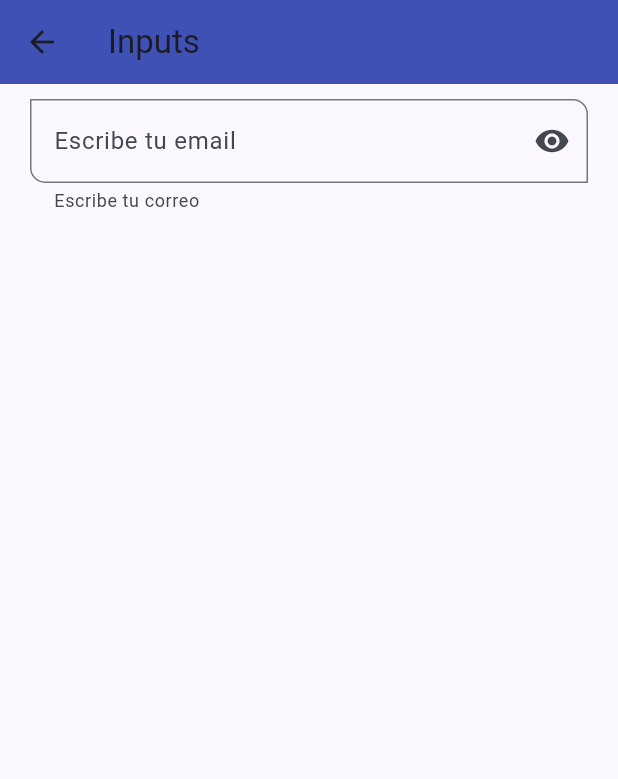
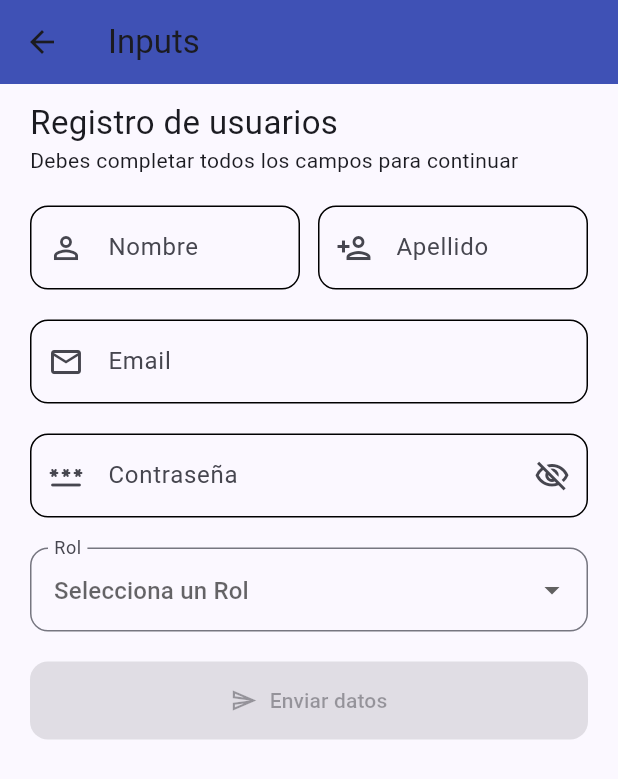
Before and after one commit to GrimmGW/componentes2026_abr, a Flutter app: the InputsScreen screen opened by its route, on a phone screen of 412 x 824 dp. Shown: the top 779 px of the screen. Run offline on Flutter 3.47's test engine with Material 3 defaults, Android fonts, the phone set to English and light mode, and no system bars; our stand-ins replace font_awesome_flutter, google_nav_bar; network calls fail.

Commit message:
finalizando inputs y agregando pantalla de scroll infinito

```diff
--- a/lib/routes/app_routes.dart
+++ b/lib/routes/app_routes.dart
@@ -18,6 +18,7 @@ class AppRoutes {
     '/slider' : (BuildContext context) => const SliderScreen(),
     '/dep' : (BuildContext context) => const DependenciesScreen(),
     '/inputs' : (BuildContext context) => const InputsScreen(),
+    '/infinite' : (BuildContext context) => const InfiniteScrollScreen(),
 
   };
 
@@ -29,6 +30,7 @@ class AppRoutes {
     MenuOptions(route: '/container', name: 'Pantalla de Container', icon: FontAwesomeIcons.box, screen: const ContainerScreen()),
     MenuOptions(route: '/dep', name: 'Pantalla de Dependencias', icon: FontAwesomeIcons.boxOpen, screen: const DependenciesScreen()),
     MenuOptions(route: '/inputs', name: 'Pantalla de Inputs/Entradas', icon: FontAwesomeIcons.solidKeyboard, screen: const DependenciesScreen()),
+    MenuOptions(route: '/infinite', name: 'Pantalla de Scroll infinito', icon: FontAwesomeIcons.scroll, screen: const InfiniteScrollScreen()),
   ];
 
 }
--- a/lib/screens/inputs_screen.dart
+++ b/lib/screens/inputs_screen.dart
@@ -1,6 +1,5 @@
-import 'package:componentes2026_abr/themes/app_themes.dart';
 import 'package:flutter/material.dart';
-import 'package:font_awesome_flutter/font_awesome_flutter.dart';
+import '../widgets/widgets.dart';
 
 class InputsScreen extends StatefulWidget {
 
@@ -11,45 +10,161 @@ class InputsScreen extends StatefulWidget {
 }
 
 class _InputsScreenState extends State<InputsScreen> {
+
+  final _formKey = GlobalKey<FormState>();
+
+  final _firstNameController = TextEditingController();
+  final _lastNameController = TextEditingController();
+  final _emailController = TextEditingController();
+  final _passwordController = TextEditingController();
+
+  final Map<String, String> _formValues = {
+
+    'first-name' : '',
+    'last-name' : '',
+    'email' : '',
+    'password' : '',
+    'role' : ''
+
+  };
+
+  void _syncFormValues() {
+    _formValues['first-name'] = _firstNameController.text.trim();
+    _formValues['last-name'] = _lastNameController.text.trim();
+    _formValues['email'] = _emailController.text.trim();
+    _formValues['password'] = _passwordController.text.trim();
+    _formValues['role'] = _rol ?? '';
+  }
+
+  String? _rol;
+
+  bool get _isFormComplete {
+    return _firstNameController.text.trim().isNotEmpty &&
+     _lastNameController.text.trim().isNotEmpty &&
+      _emailController.text.trim().isNotEmpty &&
+       _passwordController.text.trim().isNotEmpty &&
+     _rol != null;
+
+  }
+
+  void _submitForm(){
+    FocusScope.of(context).unfocus();
+    setState(() {
+      if(!(_formKey.currentState?.validate() ?? false)){
+        return;
+      }
+      _syncFormValues();
+      print(_formValues);
+
+      ScaffoldMessenger.of(context).showSnackBar(
+        SnackBar(
+          // dismissDirection: DismissDirection.horizontal,
+          shape: RoundedRectangleBorder(borderRadius: BorderRadiusGeometry.circular(12)),
+          behavior: SnackBarBehavior.floating,
+          content: Row(
+            children: [
+              Icon(Icons.check_circle_outline_outlined, color: Colors.white,),
+              SizedBox(width: 10,),
+              Expanded(child: Text('Datos enviados exitosamente.'))
+            ],
+          )
+        )
+      );
+
+    });
+  }
+
   @override
   Widget build(BuildContext context) {
     return Scaffold(
       appBar: AppBar(
-        title: Text('Inputs'),
+        title: const Text('Inputs'),
       ),
       body: SingleChildScrollView(
         child: Padding(
           padding: const EdgeInsets.symmetric(horizontal: 20, vertical: 10),
           child: Form(
+            key: _formKey,
             child: Column(
+              crossAxisAlignment: CrossAxisAlignment.stretch,
               children: [
-                TextFormField(
-                  // autofocus: true,
-                  keyboardType: TextInputType.text,
+                const Text('Registro de usuarios', style: TextStyle(fontSize: 22)),
+                const Text('Debes completar todos los campos para continuar'),
+                const SizedBox(height: 10,),
+                Row(
+                  children: [
+                    Expanded(
+                      child: CustomInput(
+                        textController: _firstNameController, icon:
+                        Icons.person_outline,
+                        hintTextValue: 'Ej. Maria',
+                        labelTextValue: 'Nombre',
+                        obscureText: false,
+                        textInputTypeValue: TextInputType.text,
+                      ),
+                    ),
+                    const SizedBox(width: 12),
+                    Expanded(
+                      child: CustomInput(
+                        textController: _lastNameController,
+                        icon: Icons.person_add_outlined,
+                        hintTextValue: 'Ej. Lopez',
+                        labelTextValue: 'Apellido',
+                        obscureText: false,
+                        textInputTypeValue: TextInputType.text,
+                      ),
+                    )
+                  ],
+                ),
+                CustomInput(
+                  icon: Icons.email_outlined,
+                  hintTextValue: 'johndoe@email.com',
+                  labelTextValue: 'Email',
+                  textController: _emailController,
+                  obscureText: false,
+                  textInputTypeValue: TextInputType.emailAddress,
+                ),
+                CustomInput(
+                  icon: Icons.password_rounded,
+                  hintTextValue: 'abc123',
+                  labelTextValue: 'Contraseña',
+                  textController: _passwordController,
+                  obscureText: true,
+                  textInputTypeValue: TextInputType.text,
+                ),
+                SizedBox(height: 10,),
+                DropdownButtonFormField(
+                  initialValue: _rol,
+                  autovalidateMode: AutovalidateMode.disabled,
+                  decoration: InputDecoration(
+                    border: OutlineInputBorder(
+                      borderRadius: BorderRadius.circular(12)
+                    ),
+                    labelText: 'Rol',
+                    hintText: 'Selecciona un Rol'
+                  ),
                   onChanged: (value){
-                    print(value);
+                    setState(() {
+                      _rol = value;
+
+                    });
                   },
-                  // obscureText: true,
-                  decoration: InputDecoration(
-                    focusedBorder: OutlineInputBorder(
-                      borderSide: BorderSide(width: 3, color: AppThemes.primary)
-                    ),
-                    border: OutlineInputBorder(
-                      borderRadius: BorderRadius.only(
-                        bottomLeft: Radius.circular(10),
-                        topRight: Radius.circular(10)
-                      ),
-                      borderSide: BorderSide()
-                    ),
-                    helperText: 'Escribe tu correo',
-                    suffixIcon: IconButton(
-                      onPressed: (){},
-                      icon: Icon(Icons.remove_red_eye),
-                    ),
-                    hintText: 'Email',
-                    labelText: 'Escribe tu email'
+                  items: [
+                    DropdownMenuItem(value: 'admin', child: Text('Admin')),
+                    DropdownMenuItem(value: 'superusuario', child: Text('Super Usuario')),
+                    DropdownMenuItem(value: 'dev', child: Text('Desarrollador')),
+                  ],
+                ),
+                const SizedBox(height: 20),
+                FilledButton.icon(
+                  onPressed: _isFormComplete ? _submitForm : null,
+                  label: const Text('Enviar datos'),
+                  icon: const Icon(Icons.send_outlined),
+                  style: FilledButton.styleFrom(
+                    padding: const EdgeInsets.symmetric(vertical: 16, horizontal: 20),
+                    shape: RoundedRectangleBorder(borderRadius: BorderRadiusGeometry.circular(12))
                   ),
-                ),
+                )
               ],
             )
           ),
--- a/lib/screens/screens.dart
+++ b/lib/screens/screens.dart
@@ -1,9 +1,10 @@
-export 'package:componentes2026_abr/screens/inputs_screen.dart';
-export 'package:componentes2026_abr/screens/dependencies_screen.dart';
 export 'package:componentes2026_abr/screens/alert_screen.dart';
 export 'package:componentes2026_abr/screens/avatar_screen.dart';
 export 'package:componentes2026_abr/screens/card_screen.dart';
 export 'package:componentes2026_abr/screens/container_screen.dart';
+export 'package:componentes2026_abr/screens/dependencies_screen.dart';
 export 'package:componentes2026_abr/screens/home_screen.dart';
+export 'package:componentes2026_abr/screens/infinite_scroll_screen.dart';
+export 'package:componentes2026_abr/screens/inputs_screen.dart';
 export 'package:componentes2026_abr/screens/listview_screen.dart';
 export 'package:componentes2026_abr/screens/slider_screen.dart';
--- /dev/null
+++ b/lib/widgets/custom_input_widget.dart
@@ -0,0 +1,69 @@
+import 'package:flutter/material.dart';
+
+class CustomInput extends StatefulWidget {
+
+  final IconData icon;
+  final String hintTextValue;
+  final String labelTextValue;
+  final TextEditingController textController;
+  final bool obscureText;
+  final TextInputType textInputTypeValue;
+
+  const CustomInput({
+    super.key,
+    required this.icon,
+    required this.hintTextValue,
+    required this.labelTextValue,
+    required this.textController,
+    required this.obscureText,
+    required this.textInputTypeValue,
+  });
+
+  @override
+  State<CustomInput> createState() => _CustomInputState();
+}
+
+class _CustomInputState extends State<CustomInput> {
+
+  late bool _obscureText;
+
+  @override
+  void initState() {
+    super.initState();
+    _obscureText = widget.obscureText;
+  }
+
+  @override
+  Widget build(BuildContext context) {
+    return Padding(
+      padding: const EdgeInsets.symmetric(vertical: 10),
+      child: TextFormField(
+        controller: widget.textController,
+        keyboardType: widget.textInputTypeValue,
+        obscureText: _obscureText,
+        // onChanged: (str) =>,
+        autovalidateMode: AutovalidateMode.disabled,
+        validator: (str){
+          if (str == null || str.trim().isEmpty){
+            return 'Entrada requerida';
+          }
+          return null;
+        },
+        decoration: InputDecoration(
+          hintText: widget.hintTextValue,
+          labelText: widget.labelTextValue,
+          prefixIcon: Icon(widget.icon),
+          suffixIcon: _obscureText ? IconButton(
+              onPressed: () => setState(() => _obscureText = !_obscureText),
+              icon: Icon(_obscureText ? Icons.visibility_off_outlined : Icons.visibility_outlined)
+            ) : null,
+          border: OutlineInputBorder(borderRadius: BorderRadius.circular(12)),
+          enabledBorder: OutlineInputBorder(
+            borderRadius: BorderRadius.circular(12),
+            borderSide: BorderSide()
+          ),
+        ),
+      ),
+    );
+  }
+}
--- a/lib/widgets/widgets.dart
+++ b/lib/widgets/widgets.dart
@@ -1,2 +1,3 @@
+export 'package:componentes2026_abr/widgets/custom_input_widget.dart';
 export 'package:componentes2026_abr/widgets/custom_card2_widget.dart';
 export 'package:componentes2026_abr/widgets/custom_card1_widget.dart';
```
Also changed, not shown: lib/screens/infinite_scroll_screen.dart (added, +75 -0 lines).
